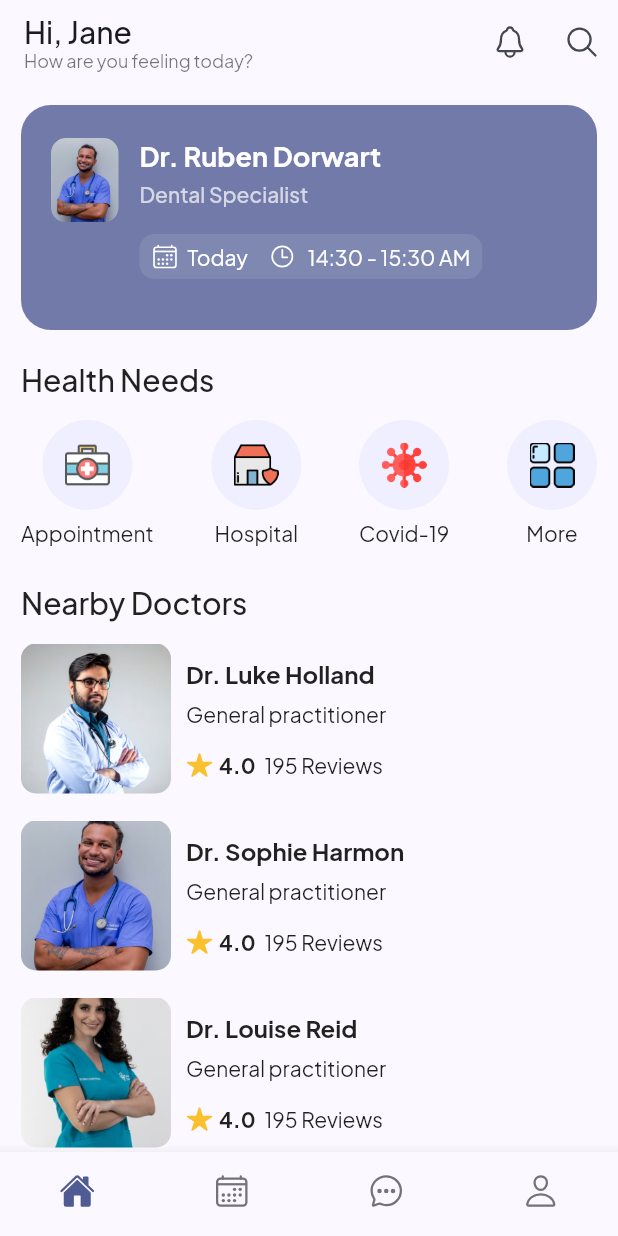
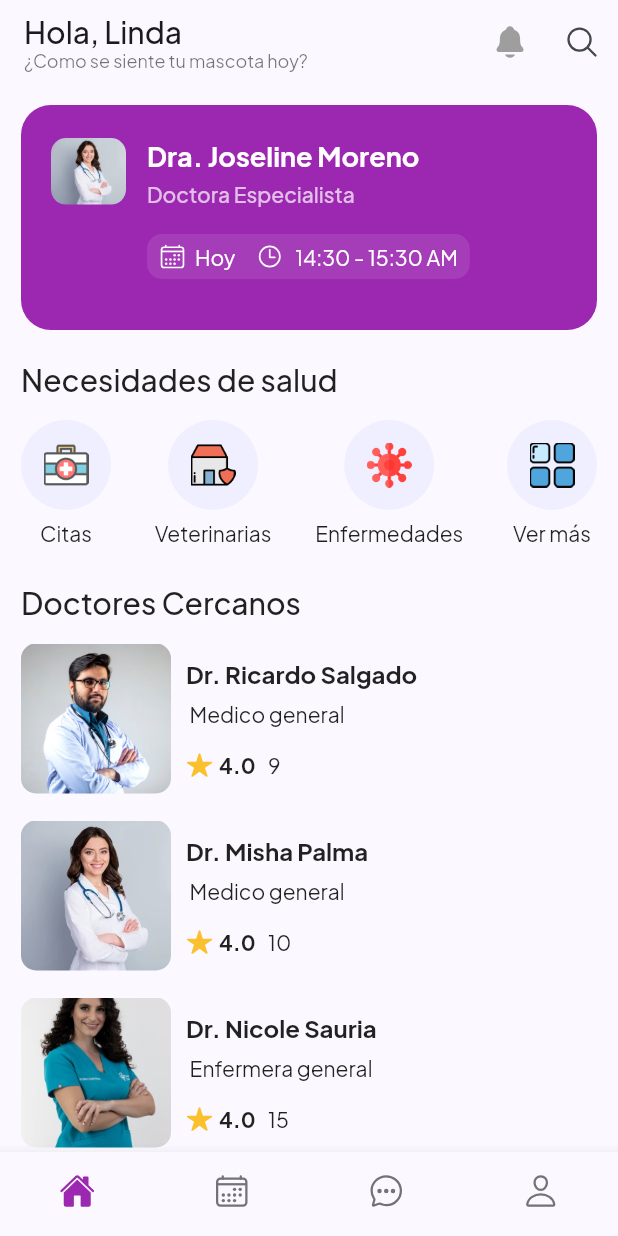
Before and after one commit to MorenoLinda/Act1-U3, a Flutter app: the screen it shows after launch, on a phone screen of 412 x 824 dp. Run offline on Flutter 3.47's test engine with Material 2 defaults, Android fonts, the phone set to English and light mode, and no system bars; our stand-ins replace device_preview, google_fonts, ionicons.

Commit message:
Actividad 1 Unidad 3 DAM

```diff
--- a/lib/main.dart
+++ b/lib/main.dart
@@ -1,5 +1,5 @@
 import 'package:device_preview/device_preview.dart';
-import 'package:ecommerce/pages/home_page.dart';
+import 'package:moreno/paginas/pagina_inicio.dart';
 import 'package:flutter/foundation.dart';
 import 'package:flutter/material.dart';
 import 'package:google_fonts/google_fonts.dart';
@@ -7,12 +7,12 @@ import 'package:google_fonts/google_fonts.dart';
 void main() {
   runApp(DevicePreview(
     enabled: !kReleaseMode,
-    builder: (context) => const MyApp(),
+    builder: (context) => const VeterinariaApp(),
   ));
 }
 
-class MyApp extends StatelessWidget {
-  const MyApp({super.key});
+class VeterinariaApp extends StatelessWidget {
+  const VeterinariaApp({super.key});
 
   // This widget is the root of your application.
   @override
@@ -21,7 +21,7 @@ class MyApp extends StatelessWidget {
       useInheritedMediaQuery: true,
       builder: DevicePreview.appBuilder,
       locale: DevicePreview.locale(context),
-      title: 'health app',
+      title: 'Veterinaria app',
       debugShowCheckedModeBanner: false,
       theme: ThemeData(
         colorSchemeSeed: const Color(0xff5a73d8),
@@ -30,7 +30,7 @@ class MyApp extends StatelessWidget {
         ),
         useMaterial3: true,
       ),
-      home: const HomePage(),
+      home: const PaginaInicio(),
     );
   }
 }
--- /dev/null
+++ b/lib/modelos/doctor_modelo.dart
@@ -0,0 +1,39 @@
+// ignore_for_file: public_member_api_docs, sort_constructors_first
+class DoctorModelo {
+  final String nombre;
+  final String posicion;
+  final int revisionPromedio;
+  final int totalRevisiones;
+  final String perfil;
+  DoctorModelo({
+    required this.nombre,
+    required this.posicion,
+    required this.revisionPromedio,
+    required this.totalRevisiones,
+    required this.perfil,
+  });
+}
+
+final List<DoctorModelo> medicosCercanos = [
+  DoctorModelo(
+    nombre: "Ricardo Salgado",
+    posicion: "Medico general",
+    revisionPromedio: 0,
+    totalRevisiones: 9,
+    perfil: "assets/doctor_1.jpg",
+  ),
+  DoctorModelo(
+    nombre: "Misha Palma",
+    posicion: "Medico general",
+    revisionPromedio: 0,
+    totalRevisiones: 10,
+    perfil: "assets/doctor_2.jpg",
+  ),
+  DoctorModelo(
+    nombre: "Nicole Sauria",
+    posicion: "Enfermera general",
+    revisionPromedio: 2,
+    totalRevisiones: 15,
+    perfil: "assets/doctor_3.jpg",
+  ),
+];
--- a/lib/models/doctor_model.dart
+++ /dev/null
@@ -1,39 +0,0 @@
-// ignore_for_file: public_member_api_docs, sort_constructors_first
-class DoctorModel {
-  final String name;
-  final String position;
-  final int averageReview;
-  final int totalReviews;
-  final String profile;
-  DoctorModel({
-    required this.name,
-    required this.position,
-    required this.averageReview,
-    required this.totalReviews,
-    required this.profile,
-  });
-}
-
-final List<DoctorModel> nearbyDoctors = [
-  DoctorModel(
-    name: "Luke Holland",
-    position: "General Practitioner",
-    averageReview: 0,
-    totalReviews: 0,
-    profile: "assets/doctor_1.jpg",
-  ),
-  DoctorModel(
-    name: "Sophie Harmon",
-    position: "General Practitioner",
-    averageReview: 0,
-    totalReviews: 0,
-    profile: "assets/doctor_2.jpg",
-  ),
-  DoctorModel(
-    name: "Louise Reid",
-    position: "General Practitioner",
-    averageReview: 2,
-    totalReviews: 0,
-    profile: "assets/doctor_3.jpg",
-  ),
-];
--- a/lib/pages/home_page.dart
+++ b/lib/paginas/pagina_inicio.dart
@@ -1,11 +1,11 @@
-import 'package:ecommerce/widgets/health_needs.dart';
-import 'package:ecommerce/widgets/nearby_doctors.dart';
-import 'package:ecommerce/widgets/upcoming_card.dart';
+import 'package:moreno/widgets/necesidades_salud.dart';
+import 'package:moreno/widgets/doctores_cercanos.dart';
+import 'package:moreno/widgets/Tarjeta_Proxima.dart';
 import 'package:flutter/material.dart';
 import 'package:ionicons/ionicons.dart';
 
-class HomePage extends StatelessWidget {
-  const HomePage({Key? key}) : super(key: key);
+class PaginaInicio extends StatelessWidget {
+  const PaginaInicio({Key? key}) : super(key: key);
 
   @override
   Widget build(BuildContext context) {
@@ -14,9 +14,9 @@ class HomePage extends StatelessWidget {
         title: Column(
           crossAxisAlignment: CrossAxisAlignment.start,
           children: [
-            const Text("Hi, Jane"),
+            const Text("Hola, Linda"),
             Text(
-              "How are you feeling today?",
+              "¿Como se siente tu mascota hoy?",
               style: Theme.of(context).textTheme.caption,
             ),
           ],
@@ -24,7 +24,10 @@ class HomePage extends StatelessWidget {
         actions: [
           IconButton(
             onPressed: () {},
-            icon: const Icon(Ionicons.notifications_outline),
+            icon: const Icon(
+              Ionicons.notifications,
+              color: Colors.grey,
+            ),
           ),
           IconButton(
             onPressed: () {},
@@ -36,21 +39,21 @@ class HomePage extends StatelessWidget {
         physics: const BouncingScrollPhysics(),
         padding: const EdgeInsets.all(14),
         children: [
-          const UpcomingCard(),
+          const TarjetaProxima(),
           const SizedBox(height: 20),
           Text(
-            "Health Needs",
+            "Necesidades de salud",
             style: Theme.of(context).textTheme.headline6,
           ),
           const SizedBox(height: 15),
-          const HealthNeeds(),
+          const NecesidadesSalud(),
           const SizedBox(height: 25),
           Text(
-            "Nearby Doctors",
+            "Doctores Cercanos",
             style: Theme.of(context).textTheme.headline6,
           ),
           const SizedBox(height: 15),
-          const NearbyDoctors(),
+          const DoctoresCercanos(),
         ],
       ),
       bottomNavigationBar: BottomNavigationBar(
@@ -60,7 +63,10 @@ class HomePage extends StatelessWidget {
         items: const [
           BottomNavigationBarItem(
             icon: Icon(Ionicons.home_outline),
-            activeIcon: Icon(Ionicons.home),
+            activeIcon: Icon(
+              Ionicons.home,
+              color: Colors.purple,
+            ),
             label: "Home",
           ),
           BottomNavigationBarItem(
--- a/lib/widgets/upcoming_card.dart
+++ b/lib/widgets/Tarjeta_Proxima.dart
@@ -1,8 +1,8 @@
 import 'package:flutter/material.dart';
 import 'package:ionicons/ionicons.dart';
 
-class UpcomingCard extends StatelessWidget {
-  const UpcomingCard({
+class TarjetaProxima extends StatelessWidget {
+  const TarjetaProxima({
     Key? key,
   }) : super(key: key);
 
@@ -13,7 +13,7 @@ class UpcomingCard extends StatelessWidget {
       height: 150,
       padding: const EdgeInsets.symmetric(vertical: 22, horizontal: 20),
       decoration: BoxDecoration(
-        color: Theme.of(context).primaryColor.withOpacity(0.8),
+        color: Colors.purple,
         borderRadius: BorderRadius.circular(20),
       ),
       child: Row(
@@ -23,7 +23,7 @@ class UpcomingCard extends StatelessWidget {
             borderRadius: BorderRadius.circular(10),
             child: Image.asset(
               'assets/doctor_2.jpg',
-              width: 45,
+              width: 50,
               fit: BoxFit.cover,
             ),
           ),
@@ -32,7 +32,7 @@ class UpcomingCard extends StatelessWidget {
             crossAxisAlignment: CrossAxisAlignment.start,
             children: [
               Text(
-                "Dr. Ruben Dorwart",
+                "Dra. Joseline Moreno",
                 style: TextStyle(
                   fontSize: 18,
                   fontWeight: FontWeight.bold,
@@ -41,7 +41,7 @@ class UpcomingCard extends StatelessWidget {
               ),
               const SizedBox(height: 5),
               Text(
-                "Dental Specialist",
+                "Doctora Especialista",
                 style: Theme.of(context).textTheme.bodyText1!.copyWith(
                       color: Colors.white70,
                     ),
@@ -65,7 +65,7 @@ class UpcomingCard extends StatelessWidget {
                     Padding(
                       padding: EdgeInsets.only(left: 6, right: 14),
                       child: Text(
-                        "Today",
+                        "Hoy",
                         style: TextStyle(color: Colors.white),
                       ),
                     ),
--- a/lib/widgets/nearby_doctors.dart
+++ b/lib/widgets/doctores_cercanos.dart
@@ -1,14 +1,14 @@
-import 'package:ecommerce/models/doctor_model.dart';
+import 'package:moreno/modelos/doctor_modelo.dart';
 import 'package:flutter/material.dart';
 import 'package:ionicons/ionicons.dart';
 
-class NearbyDoctors extends StatelessWidget {
-  const NearbyDoctors({Key? key}) : super(key: key);
+class DoctoresCercanos extends StatelessWidget {
+  const DoctoresCercanos({Key? key}) : super(key: key);
 
   @override
   Widget build(BuildContext context) {
     return Column(
-      children: List.generate(nearbyDoctors.length, (index) {
+      children: List.generate(medicosCercanos.length, (index) {
         return Padding(
           padding: const EdgeInsets.only(bottom: 18),
           child: Row(
@@ -19,7 +19,7 @@ class NearbyDoctors extends StatelessWidget {
                 decoration: BoxDecoration(
                   borderRadius: BorderRadius.circular(10),
                   image: DecorationImage(
-                    image: AssetImage(nearbyDoctors[index].profile),
+                    image: AssetImage(medicosCercanos[index].perfil),
                     fit: BoxFit.cover,
                   ),
                 ),
@@ -29,12 +29,12 @@ class NearbyDoctors extends StatelessWidget {
                 crossAxisAlignment: CrossAxisAlignment.start,
                 children: [
                   Text(
-                    "Dr. ${nearbyDoctors[index].name}",
+                    "Dr. ${medicosCercanos[index].nombre}",
                     style: const TextStyle(
                         fontSize: 16, fontWeight: FontWeight.bold),
                   ),
                   const SizedBox(height: 8),
-                  const Text("General practitioner"),
+                  Text(" ${medicosCercanos[index].posicion}"),
                   const SizedBox(height: 16),
                   Row(
                     children: [
@@ -50,7 +50,7 @@ class NearbyDoctors extends StatelessWidget {
                           style: TextStyle(fontWeight: FontWeight.bold),
                         ),
                       ),
-                      const Text("195 Reviews")
+                      Text(" ${medicosCercanos[index].totalRevisiones}"),
                     ],
                   )
                 ],
--- a/lib/widgets/health_needs.dart
+++ b/lib/widgets/necesidades_salud.dart
@@ -1,16 +1,16 @@
 // ignore_for_file: public_member_api_docs, sort_constructors_first
 import 'package:flutter/material.dart';
 
-class HealthNeeds extends StatelessWidget {
-  const HealthNeeds({Key? key}) : super(key: key);
+class NecesidadesSalud extends StatelessWidget {
+  const NecesidadesSalud({Key? key}) : super(key: key);
 
   @override
   Widget build(BuildContext context) {
     List<CustomIcon> customIcons = [
-      CustomIcon(name: "Appointment", icon: 'assets/appointment.png'),
-      CustomIcon(name: "Hospital", icon: 'assets/hospital.png'),
-      CustomIcon(name: "Covid-19", icon: 'assets/virus.png'),
-      CustomIcon(name: "More", icon: 'assets/more.png'),
+      CustomIcon(nombre: "Citas", icono: 'assets/appointment.png'),
+      CustomIcon(nombre: "Veterinarias", icono: 'assets/hospital.png'),
+      CustomIcon(nombre: "Enfermedades", icono: 'assets/virus.png'),
+      CustomIcon(nombre: "Ver más", icono: 'assets/more.png'),
     ];
     return Row(
       mainAxisAlignment: MainAxisAlignment.spaceBetween,
@@ -29,11 +29,11 @@ class HealthNeeds extends StatelessWidget {
                 shape: BoxShape.circle,
               ),
               child: Image.asset(
-                customIcons[index].icon,
+                customIcons[index].icono,
               ),
             ),
             const SizedBox(height: 6),
-            Text(customIcons[index].name)
+            Text(customIcons[index].nombre)
           ],
         );
       }),
@@ -42,10 +42,10 @@ class HealthNeeds extends StatelessWidget {
 }
 
 class CustomIcon {
-  final String name;
-  final String icon;
+  final String nombre;
+  final String icono;
   CustomIcon({
-    required this.name,
-    required this.icon,
+    required this.nombre,
+    required this.icono,
   });
 }
--- a/pubspec.yaml
+++ b/pubspec.yaml
@@ -1,4 +1,4 @@
-name: ecommerce
+name: moreno
 description: A new Flutter project.
 publish_to: "none"
 
```
Also changed, not shown: assets/doctor_2.jpg.
